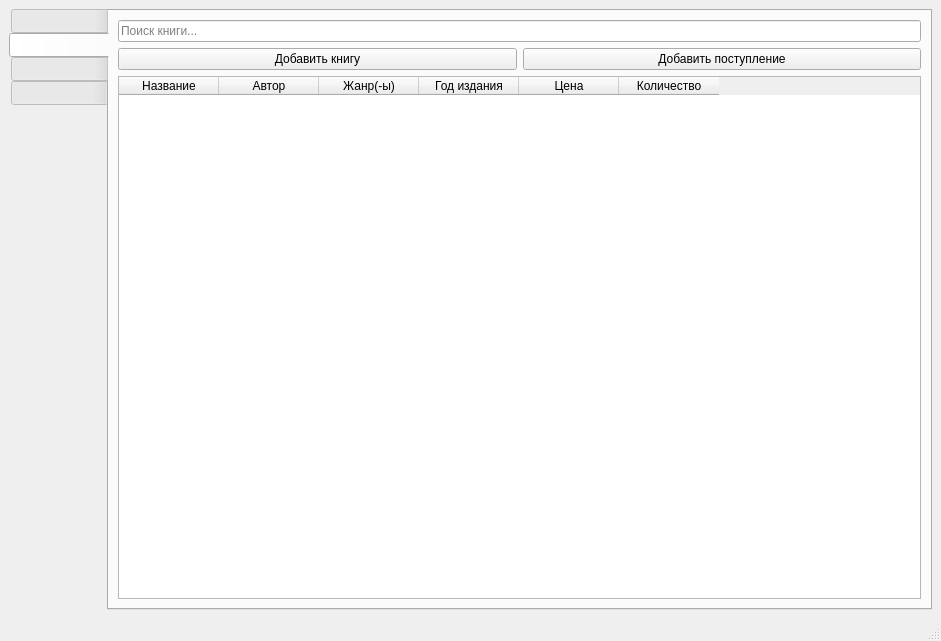
The window that main_window.ui (joparino/AccountingSystem) describes before a commit, drawn with Qt 5.
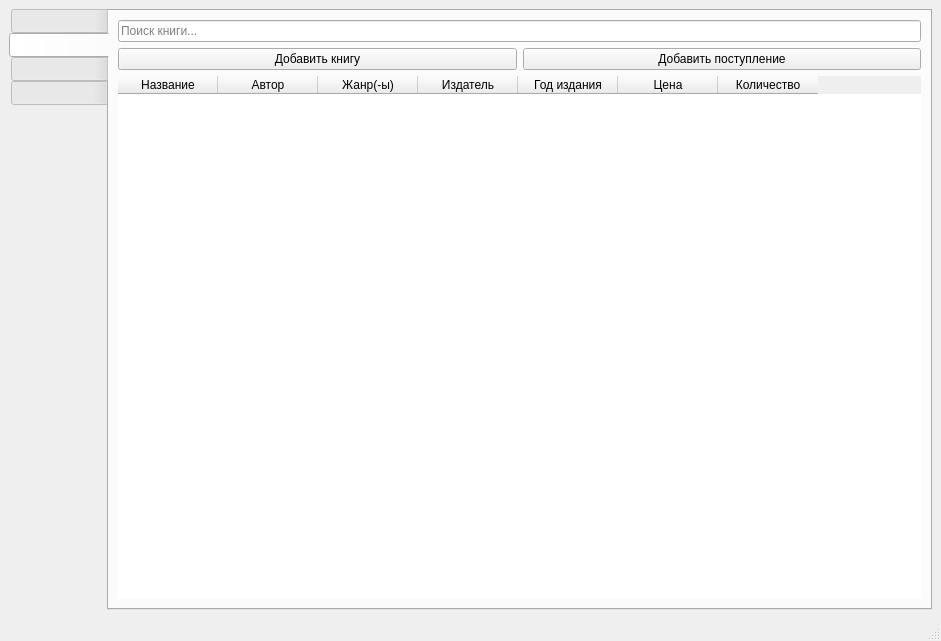
The same window after the commit. The open tabs and pages were chosen to show the change. Icons and pictures are not drawn.

Commit message: windows adding books/orders

```diff
--- a/main_window.ui
+++ b/main_window.ui
@@ -234,7 +234,46 @@
         <item row="2" column="0">
          <layout class="QVBoxLayout" name="verticalLayout_5">
           <item>
-           <widget class="QTableWidget" name="tableWidget_2">
+           <widget class="QTableWidget" name="tableBookWidget">
+            <property name="frameShape">
+             <enum>QFrame::NoFrame</enum>
+            </property>
+            <property name="frameShadow">
+             <enum>QFrame::Plain</enum>
+            </property>
+            <property name="lineWidth">
+             <number>1</number>
+            </property>
+            <property name="midLineWidth">
+             <number>2</number>
+            </property>
+            <property name="sizeAdjustPolicy">
+             <enum>QAbstractScrollArea::AdjustToContents</enum>
+            </property>
+            <property name="tabKeyNavigation">
+             <bool>true</bool>
+            </property>
+            <property name="showDropIndicator" stdset="0">
+             <bool>true</bool>
+            </property>
+            <property name="selectionBehavior">
+             <enum>QAbstractItemView::SelectRows</enum>
+            </property>
+            <property name="textElideMode">
+             <enum>Qt::ElideRight</enum>
+            </property>
+            <property name="showGrid">
+             <bool>true</bool>
+            </property>
+            <property name="gridStyle">
+             <enum>Qt::SolidLine</enum>
+            </property>
+            <property name="sortingEnabled">
+             <bool>false</bool>
+            </property>
+            <property name="wordWrap">
+             <bool>true</bool>
+            </property>
             <column>
              <property name="text">
               <string>Название</string>
@@ -250,6 +289,11 @@
               <string>Жанр(-ы)</string>
              </property>
             </column>
+            <column>
+             <property name="text">
+              <string>Издатель</string>
+             </property>
+            </column>
             <column>
              <property name="text">
               <string>Год издания</string>
```
Left out of the diff: 76 changed lines with no effect on the pictures. The commit also changes 12 other files.
